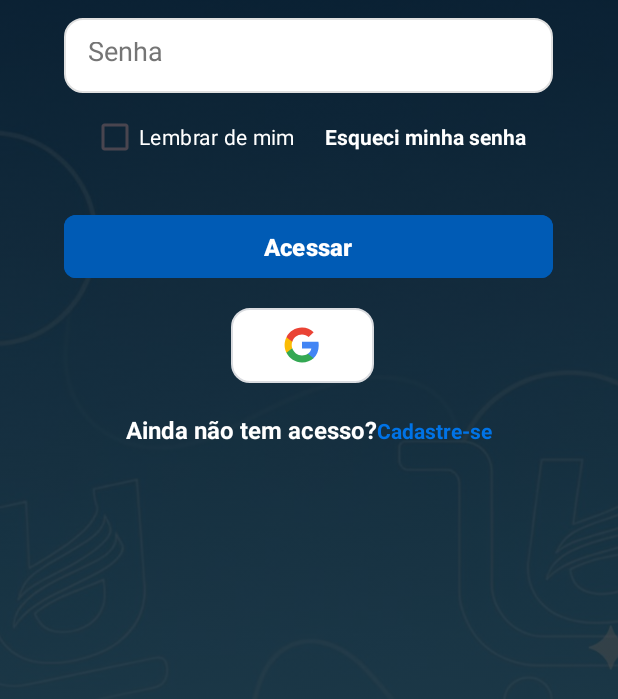
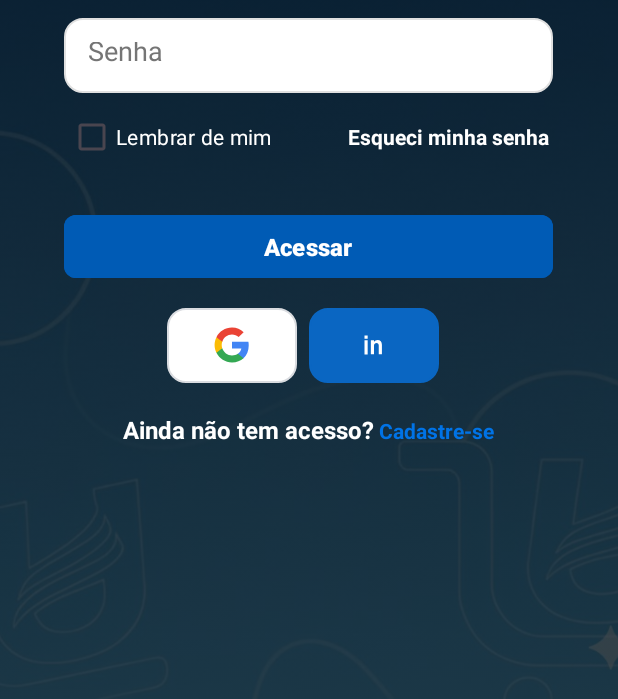
Before and after one commit to Ciencia-da-Computacao-4-Semestre-Mobile/grupo2_unaspmarketplace, an Android app: the screen it shows after launch (LoginActivity), on a phone screen of 412 x 824 dp, the part 537-1236 px from its top. Run offline under Robolectric (Android 15) with nearby library versions, the light colour scheme and no system bars; our stand-ins replace Firebase (no records; nobody signed in at launch, a user with empty details on screens opened directly).

Commit message:
linkedin adicionado no layout

```diff
--- a/app/src/main/res/drawable/github_button_background.xml
+++ /dev/null
@@ -1,6 +0,0 @@
-<?xml version="1.0" encoding="utf-8"?>
-<shape xmlns:android="http://schemas.android.com/apk/res/android"
-    android:shape="rectangle">
-    <solid android:color="#24292e" />
-    <corners android:radius="12dp" />
-</shape>
--- /dev/null
+++ b/app/src/main/res/drawable/ic_linkedin.xml
@@ -0,0 +1,21 @@
+<vector xmlns:android="http://schemas.android.com/apk/res/android"
+    android:width="24dp"
+    android:height="24dp"
+    android:viewportWidth="24"
+    android:viewportHeight="24">
+
+    <!-- Fundo azul -->
+    <path
+        android:fillColor="#0A66C2"
+        android:pathData="M0,0h24v24h-24z"/>
+
+    <!-- Letra i -->
+    <path
+        android:fillColor="#FFFFFF"
+        android:pathData="M6,9h2v9h-2zM6,6h2v2h-2z"/>
+
+    <!-- Letra n -->
+    <path
+        android:fillColor="#FFFFFF"
+        android:pathData="M10,9h2v1c0.5,-0.7 1.3,-1.2 2.3,-1.2 1.7,0 2.7,1.1 2.7,3v6h-2v-5.5c0,-1 -0.5,-1.6 -1.4,-1.6 -0.9,0 -1.6,0.6 -1.6,1.6v5.5h-2z"/>
+</vector>
--- /dev/null
+++ b/app/src/main/res/drawable/linkedin_button_background.xml
@@ -0,0 +1,17 @@
+<?xml version="1.0" encoding="utf-8"?>
+<selector xmlns:android="http://schemas.android.com/apk/res/android">
+    <item android:state_pressed="true">
+        <shape android:shape="rectangle">
+            <solid android:color="#0A66C2" />
+            <corners android:radius="12dp" />
+            <stroke android:width="1dp" android:color="#0A66C2" />
+        </shape>
+    </item>
+    <item>
+        <shape android:shape="rectangle">
+            <solid android:color="#0A66C2" />
+            <corners android:radius="12dp" />
+            <stroke android:width="1dp" android:color="#0A66C2" />
+        </shape>
+    </item>
+</selector>
--- a/app/src/main/res/layout/login_activity.xml
+++ b/app/src/main/res/layout/login_activity.xml
@@ -67,6 +67,7 @@
                 android:id="@+id/login_remember_me"
                 android:layout_width="wrap_content"
                 android:layout_height="wrap_content"
+                android:layout_marginRight="25dp"
                 android:checked="false"
                 android:text="@string/login_remember_me"
                 android:textColor="#FFFFFF" />
@@ -75,7 +76,7 @@
                 android:id="@+id/login_forgot_password"
                 android:layout_width="wrap_content"
                 android:layout_height="wrap_content"
-                android:layout_marginLeft="20dp"
+                android:layout_marginLeft="25dp"
                 android:clickable="true"
                 android:focusable="true"
                 android:text="@string/login_forgot_password"
@@ -127,6 +128,25 @@
                     android:src="@drawable/ic_google" />
             </LinearLayout>
 
+            <LinearLayout
+                android:id="@+id/btnLinkedIn"
+                android:layout_width="50dp"
+                android:layout_height="50dp"
+                android:layout_marginEnd="8dp"
+                android:layout_weight="0.3"
+                android:background="@drawable/linkedin_button_background"
+                android:clickable="true"
+                android:focusable="true"
+                android:gravity="center"
+                android:orientation="horizontal">
+
+                <ImageView
+                    android:layout_width="25dp"
+                    android:layout_height="25dp"
+                    android:contentDescription="@string/linkedIn"
+                    android:src="@drawable/ic_linkedin" />
+            </LinearLayout>
+
         </LinearLayout>
 
         <LinearLayout
@@ -149,6 +169,7 @@
                 android:id="@+id/sign_in_text"
                 android:layout_width="wrap_content"
                 android:layout_height="wrap_content"
+                android:layout_marginLeft="3dp"
                 android:clickable="true"
                 android:focusable="true"
                 android:text="@string/btn_login_in_to_sign"
--- a/app/src/main/res/values/strings.xml
+++ b/app/src/main/res/values/strings.xml
@@ -14,7 +14,7 @@
     <!-- Login and SignIn Activity Strings -->
 
     <string name="entrar_com_google">Entrar com Google</string>
-    <string name="github">GitHub</string>
+    <string name="linkedIn">LinkedIn</string>
     <string name="google">Google</string>
     <string name="checkout">Finalizar Compra</string>
     <string name="cart">Carrinho</string>
```
Also changed, not shown: app/src/main/res/drawable/facebook_button_background.xml (deleted, +0 -7 lines), app/src/main/res/drawable/ic_facebook.xml (deleted, +0 -12 lines), app/src/main/res/drawable/ic_github.xml (deleted, +0 -10 lines), app/src/main/res/layout/register_activity.xml (+20 -0 lines).
